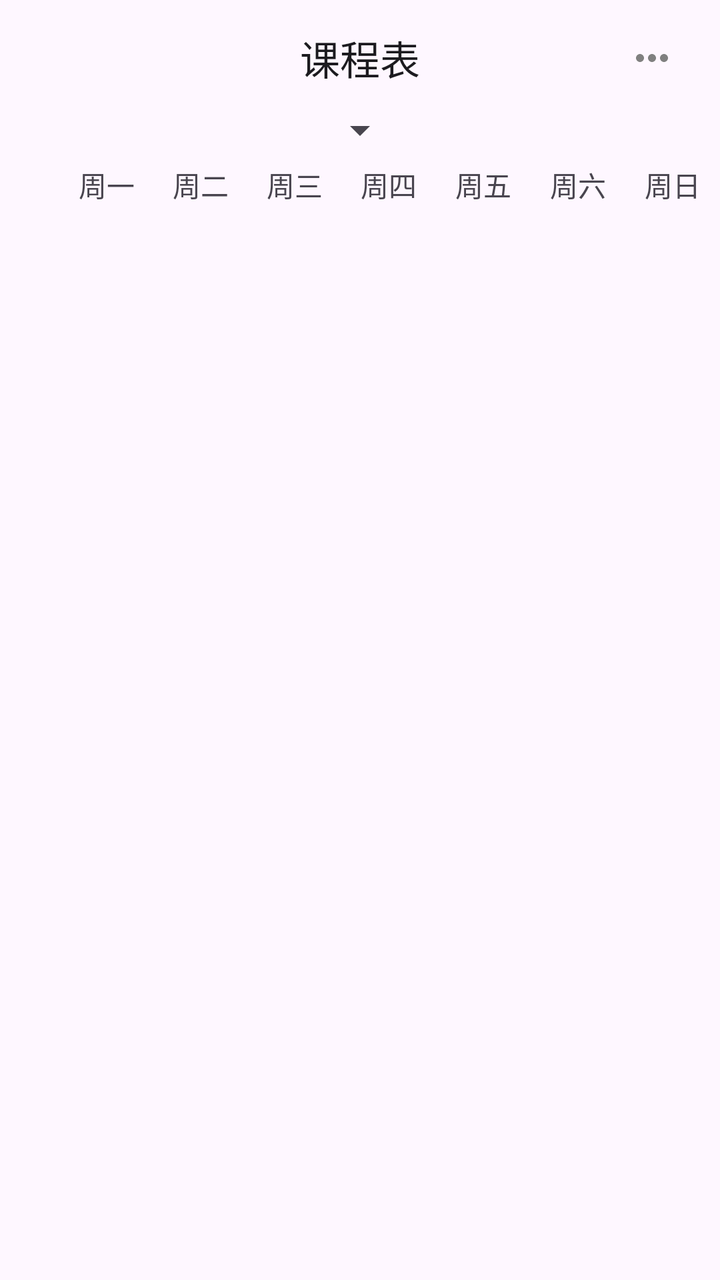
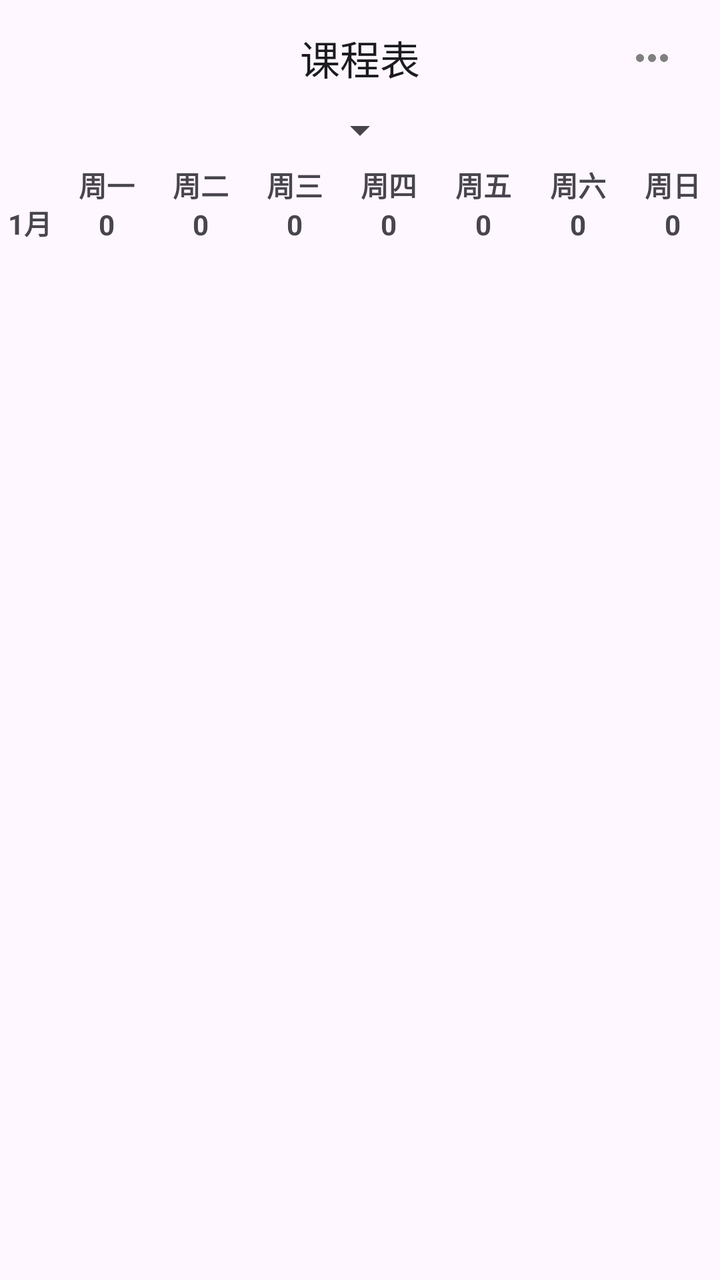

Before-and-after screenshots of an Android layout around one commit, followed by the original layout XML and the change that was made.
<!-- AndroidManifest.xml: application theme Theme.ClassSchedule -->
<!-- res/layout/activity_home.xml -->
<?xml version="1.0" encoding="utf-8"?>
<androidx.constraintlayout.widget.ConstraintLayout
        xmlns:android="http://schemas.android.com/apk/res/android"
        xmlns:tools="http://schemas.android.com/tools"
        xmlns:app="http://schemas.android.com/apk/res-auto"
        android:id="@+id/main"
        android:layout_width="match_parent"
        android:layout_height="match_parent"
        android:fitsSystemWindows="true"
        tools:context=".HomeActivity">
    <androidx.constraintlayout.widget.ConstraintLayout
            android:id="@+id/cl_top_bar"
            android:layout_width="match_parent"
            android:layout_height="wrap_content"
            android:layout_marginTop="5dp"
            app:layout_constraintTop_toTopOf="parent">
        <TextView
                android:id="@+id/tv_class_schedule"
                android:layout_width="wrap_content"
                android:layout_height="wrap_content"
                android:text="@string/app_name"
                android:textSize="20sp"
                android:textColor="@color/title_text"
                app:layout_constraintBottom_toBottomOf="parent"
                app:layout_constraintEnd_toEndOf="parent"
                app:layout_constraintStart_toStartOf="parent"
                app:layout_constraintTop_toTopOf="parent"/>
        <ImageButton
                android:id="@+id/btn_more"
                android:layout_width="48dp"
                android:layout_height="48dp"
                android:layout_marginEnd="10dp"
                android:background="?attr/selectableItemBackgroundBorderless"
                android:src="@drawable/ic_more_horiz"
                app:layout_constraintBottom_toBottomOf="@id/tv_class_schedule"
                app:layout_constraintEnd_toEndOf="parent"
                app:layout_constraintTop_toTopOf="@id/tv_class_schedule"
                app:tint="@color/gray"/>
    </androidx.constraintlayout.widget.ConstraintLayout>
    <LinearLayout android:layout_width="match_parent" android:layout_height="wrap_content"
                  android:id="@+id/ll_select_week"
                  android:gravity="center"
                  android:orientation="horizontal"
                  app:layout_constraintTop_toBottomOf="@id/cl_top_bar"
                  app:layout_constraintStart_toStartOf="parent"
                  app:layout_constraintEnd_toEndOf="parent">
        <Spinner android:layout_width="wrap_content" android:layout_height="wrap_content"
                 android:id="@+id/spinner_select_week"
                 android:dropDownHeight="100dp"/>
    </LinearLayout>
    <LinearLayout android:layout_width="match_parent" android:layout_height="wrap_content"
                  android:id="@+id/ll_row_header"
                  android:orientation="horizontal"
                  android:layout_marginTop="5dp"
                  app:layout_constraintTop_toBottomOf="@+id/ll_select_week">
        <TextView android:layout_width="@dimen/default_header_width" android:layout_height="wrap_content"
                  android:text=""/>
        <TextView android:layout_width="0dp" android:layout_height="wrap_content"
                  android:layout_weight="1"
                  android:text="@string/Monday"
                  android:gravity="center"/>
        <TextView android:layout_width="0dp" android:layout_height="wrap_content"
                  android:layout_weight="1"
                  android:text="@string/Tuesday"
                  android:gravity="center"/>
        <TextView android:layout_width="0dp" android:layout_height="wrap_content"
                  android:layout_weight="1"
                  android:text="@string/Wednesday"
                  android:gravity="center"/>
        <TextView android:layout_width="0dp" android:layout_height="wrap_content"
                  android:layout_weight="1"
                  android:text="@string/Thursday"
                  android:gravity="center"/>
        <TextView android:layout_width="0dp" android:layout_height="wrap_content"
                  android:layout_weight="1"
                  android:text="@string/Friday"
                  android:gravity="center"/>
        <TextView android:layout_width="0dp" android:layout_height="wrap_content"
                  android:layout_weight="1"
                  android:text="@string/Saturday"
                  android:gravity="center"/>
        <TextView android:layout_width="0dp" android:layout_height="wrap_content"
                  android:layout_weight="1"
                  android:text="@string/Sunday"
                  android:gravity="center"/>
    </LinearLayout>
    <ScrollView android:layout_width="match_parent" android:layout_height="0dp"
                android:id="@+id/sv_class_schedule"
                android:layout_marginTop="5dp"
                app:layout_constraintTop_toBottomOf="@+id/ll_row_header"
                app:layout_constraintStart_toStartOf="parent"
                app:layout_constraintEnd_toEndOf="parent"
                app:layout_constraintBottom_toBottomOf="parent">
        <LinearLayout android:layout_width="match_parent" android:layout_height="wrap_content"
                      android:orientation="horizontal"
                      android:id="@+id/ll_class_schedule_container">
            <LinearLayout android:layout_width="wrap_content" android:layout_height="wrap_content"
                          android:orientation="vertical"
                          android:id="@+id/ll_column_header"/>
            <LinearLayout android:layout_width="0dp" android:layout_height="wrap_content"
                          android:orientation="horizontal"
                          android:layout_weight="1"
                          android:id="@+id/ll_column_container">
                <LinearLayout android:layout_width="0dp" android:layout_height="wrap_content"
                              android:layout_weight="1"
                              android:orientation="vertical"
                              android:id="@+id/ll_monday_container"/>
                <LinearLayout android:layout_width="0dp" android:layout_height="wrap_content"
                              android:layout_weight="1"
                              android:orientation="vertical"
                              android:id="@+id/ll_tuesday_container"/>
                <LinearLayout android:layout_width="0dp" android:layout_height="wrap_content"
                              android:layout_weight="1"
                              android:orientation="vertical"
                              android:id="@+id/ll_wednesday_container"/>
                <LinearLayout android:layout_width="0dp" android:layout_height="wrap_content"
                              android:layout_weight="1"
                              android:orientation="vertical"
                              android:id="@+id/ll_thursday_container"/>
                <LinearLayout android:layout_width="0dp" android:layout_height="wrap_content"
                              android:layout_weight="1"
                              android:orientation="vertical"
                              android:id="@+id/ll_friday_container"/>
                <LinearLayout android:layout_width="0dp" android:layout_height="wrap_content"
                              android:layout_weight="1"
                              android:orientation="vertical"
                              android:id="@+id/ll_saturday_container"/>
                <LinearLayout android:layout_width="0dp" android:layout_height="wrap_content"
                              android:layout_weight="1"
                              android:orientation="vertical"
                              android:id="@+id/ll_sunday_container"/>
            </LinearLayout>
        </LinearLayout>
    </ScrollView>
</androidx.constraintlayout.widget.ConstraintLayout>
<!-- resources referenced by this layout -->
<resources>
  <color name="gray">#808080</color>
  <color name="title_text">#1C1B1F</color>
  <dimen name="default_header_width">30dp</dimen>
  <!-- drawable ic_more_horiz (drawable) -->
  <?xml version="1.0" encoding="utf-8"?>
  <vector xmlns:android="http://schemas.android.com/apk/res/android"
          android:width="24dp"
          android:height="24dp"
          android:viewportWidth="24"
          android:viewportHeight="24">
      
      <path
              android:fillColor="#FF000000"
              android:pathData="M6,10c-1.1,0 -2,0.9 -2,2s0.9,2 2,2s2,-0.9 2,-2S7.1,10 6,10zM18,10c-1.1,0 -2,0.9 -2,2s0.9,2 2,2s2,-0.9 2,-2S19.1,10 18,10zM12,10c-1.1,0 -2,0.9 -2,2s0.9,2 2,2s2,-0.9 2,-2S13.1,10 12,10z"/>
  </vector>
  <string name="Friday">周五</string>
  <string name="Monday">周一</string>
  <string name="Saturday">周六</string>
  <string name="Sunday">周日</string>
  <string name="Thursday">周四</string>
  <string name="Tuesday">周二</string>
  <string name="Wednesday">周三</string>
  <string name="app_name">课程表</string>
  <style name="Theme.ClassSchedule" parent="Theme.Material3.DayNight.NoActionBar">
          
          <item name="colorPrimary">@color/purple_500</item>
          <item name="colorPrimaryVariant">@color/purple_700</item>
          <item name="colorOnPrimary">@color/white</item>
          
          <item name="colorSecondary">@color/teal_200</item>
          <item name="colorSecondaryVariant">@color/teal_700</item>
          <item name="colorOnSecondary">@color/black</item>
          
          <item name="android:statusBarColor">?attr/colorPrimaryVariant</item>
          
      </style>
  <color name="purple_500">#FF6200EE</color>
  <color name="purple_700">#FF3700B3</color>
  <color name="white">#FFFFFFFF</color>
  <color name="teal_200">#FF03DAC5</color>
  <color name="teal_700">#FF018786</color>
  <color name="black">#FF000000</color>
</resources>

<!-- the commit's change to res/layout/activity_home.xml (unified diff, before → after) -->
@@ -48,42 +48,159 @@
                  android:id="@+id/spinner_select_week"
                  android:dropDownHeight="100dp"/>
     </LinearLayout>
+    
     <LinearLayout android:layout_width="match_parent" android:layout_height="wrap_content"
                   android:id="@+id/ll_row_header"
                   android:orientation="horizontal"
                   android:layout_marginTop="5dp"
                   app:layout_constraintTop_toBottomOf="@+id/ll_select_week">
-        <TextView android:layout_width="@dimen/default_header_width" android:layout_height="wrap_content"
-                  android:text=""/>
-        <TextView android:layout_width="0dp" android:layout_height="wrap_content"
-                  android:layout_weight="1"
-                  android:text="@string/Monday"
-                  android:gravity="center"/>
-        <TextView android:layout_width="0dp" android:layout_height="wrap_content"
-                  android:layout_weight="1"
-                  android:text="@string/Tuesday"
-                  android:gravity="center"/>
-        <TextView android:layout_width="0dp" android:layout_height="wrap_content"
-                  android:layout_weight="1"
-                  android:text="@string/Wednesday"
-                  android:gravity="center"/>
-        <TextView android:layout_width="0dp" android:layout_height="wrap_content"
-                  android:layout_weight="1"
-                  android:text="@string/Thursday"
-                  android:gravity="center"/>
-        <TextView android:layout_width="0dp" android:layout_height="wrap_content"
-                  android:layout_weight="1"
-                  android:text="@string/Friday"
-                  android:gravity="center"/>
-        <TextView android:layout_width="0dp" android:layout_height="wrap_content"
-                  android:layout_weight="1"
-                  android:text="@string/Saturday"
-                  android:gravity="center"/>
-        <TextView android:layout_width="0dp" android:layout_height="wrap_content"
-                  android:layout_weight="1"
-                  android:text="@string/Sunday"
-                  android:gravity="center"/>
+        <TextView android:layout_width="@dimen/default_header_width" android:layout_height="match_parent"
+                  android:id="@+id/tv_month"
+                  android:gravity="center|bottom"
+                  android:textStyle="bold"
+                  android:text="@string/January"/>
+        
+        <LinearLayout
+                android:layout_width="0dp"
+                android:layout_height="wrap_content"
+                android:layout_weight="1"
+                android:orientation="vertical">
+            <TextView
+                    android:layout_width="match_parent"
+                    android:layout_height="wrap_content"
+                    android:text="@string/Monday"
+                    android:textStyle="bold"
+                    android:gravity="center"/>
+            <TextView
+                    android:layout_width="match_parent"
+                    android:layout_height="wrap_content"
+                    android:id="@+id/tv_monday_day"
+                    android:text="@string/zero"
+                    android:textStyle="bold"
+                    android:gravity="center"/>
+        </LinearLayout>
+        
+        <LinearLayout
+                android:layout_width="0dp"
+                android:layout_height="wrap_content"
+                android:layout_weight="1"
+                android:orientation="vertical">
+            <TextView
+                    android:layout_width="match_parent"
+                    android:layout_height="wrap_content"
+                    android:text="@string/Tuesday"
+                    android:textStyle="bold"
+                    android:gravity="center"/>
+            <TextView
+                    android:layout_width="match_parent"
+                    android:layout_height="wrap_content"
+                    android:id="@+id/tv_tuesday_day"
+                    android:text="@string/zero"
+                    android:textStyle="bold"
+                    android:gravity="center"/>
+        </LinearLayout>
+        
+        <LinearLayout
+                android:layout_width="0dp"
+                android:layout_height="wrap_content"
+                android:layout_weight="1"
+                android:orientation="vertical">
+            <TextView
+                    android:layout_width="match_parent"
+                    android:layout_height="wrap_content"
+                    android:text="@string/Wednesday"
+                    android:textStyle="bold"
+                    android:gravity="center"/>
+            <TextView
+                    android:layout_width="match_parent"
+                    android:layout_height="wrap_content"
+                    android:id="@+id/tv_wednesday_day"
+                    android:text="@string/zero"
+                    android:textStyle="bold"
+                    android:gravity="center"/>
+        </LinearLayout>
+        
+        <LinearLayout
+                android:layout_width="0dp"
+                android:layout_height="wrap_content"
+                android:layout_weight="1"
+                android:orientation="vertical">
+            <TextView
+                    android:layout_width="match_parent"
+                    android:layout_height="wrap_content"
+                    android:text="@string/Thursday"
+                    android:textStyle="bold"
+                    android:gravity="center"/>
+            <TextView
+                    android:layout_width="match_parent"
+                    android:layout_height="wrap_content"
+                    android:id="@+id/tv_thursday_day"
+                    android:text="@string/zero"
+                    android:textStyle="bold"
+                    android:gravity="center"/>
+        </LinearLayout>
+        
+        <LinearLayout
+                android:layout_width="0dp"
+                android:layout_height="wrap_content"
+                android:layout_weight="1"
+                android:orientation="vertical">
+            <TextView
+                    android:layout_width="match_parent"
+                    android:layout_height="wrap_content"
+                    android:text="@string/Friday"
+                    android:textStyle="bold"
+                    android:gravity="center"/>
+            <TextView
+                    android:layout_width="match_parent"
+                    android:layout_height="wrap_content"
+                    android:id="@+id/tv_friday_day"
+                    android:text="@string/zero"
+                    android:textStyle="bold"
+                    android:gravity="center"/>
+        </LinearLayout>
+        
+        <LinearLayout
+                android:layout_width="0dp"
+                android:layout_height="wrap_content"
+                android:layout_weight="1"
+                android:orientation="vertical">
+            <TextView
+                    android:layout_width="match_parent"
+                    android:layout_height="wrap_content"
+                    android:text="@string/Saturday"
+                    android:textStyle="bold"
+                    android:gravity="center"/>
+            <TextView
+                    android:layout_width="match_parent"
+                    android:layout_height="wrap_content"
+                    android:id="@+id/tv_saturday_day"
+                    android:text="@string/zero"
+                    android:textStyle="bold"
+                    android:gravity="center"/>
+        </LinearLayout>
+        
+        <LinearLayout
+                android:layout_width="0dp"
+                android:layout_height="wrap_content"
+                android:layout_weight="1"
+                android:orientation="vertical">
+            <TextView
+                    android:layout_width="match_parent"
+                    android:layout_height="wrap_content"
+                    android:text="@string/Sunday"
+                    android:textStyle="bold"
+                    android:gravity="center"/>
+            <TextView
+                    android:layout_width="match_parent"
+                    android:layout_height="wrap_content"
+                    android:id="@+id/tv_sunday_day"
+                    android:text="@string/zero"
+                    android:textStyle="bold"
+                    android:gravity="center"/>
+        </LinearLayout>
     </LinearLayout>
+    
     <ScrollView android:layout_width="match_parent" android:layout_height="0dp"
                 android:id="@+id/sv_class_schedule"
                 android:layout_marginTop="5dp"
<!-- resource entries referenced after the edit -->
@@ -16,6 +16,7 @@
               android:pathData="M6,10c-1.1,0 -2,0.9 -2,2s0.9,2 2,2s2,-0.9 2,-2S7.1,10 6,10zM18,10c-1.1,0 -2,0.9 -2,2s0.9,2 2,2s2,-0.9 2,-2S19.1,10 18,10zM12,10c-1.1,0 -2,0.9 -2,2s0.9,2 2,2s2,-0.9 2,-2S13.1,10 12,10z"/>
   </vector>
   <string name="Friday">周五</string>
+  <string name="January">1月</string>
   <string name="Monday">周一</string>
   <string name="Saturday">周六</string>
   <string name="Sunday">周日</string>
@@ -23,6 +24,7 @@
   <string name="Tuesday">周二</string>
   <string name="Wednesday">周三</string>
   <string name="app_name">课程表</string>
+  <string name="zero">0</string>
   <style name="Theme.ClassSchedule" parent="Theme.Material3.DayNight.NoActionBar">
           
           <item name="colorPrimary">@color/purple_500</item>
